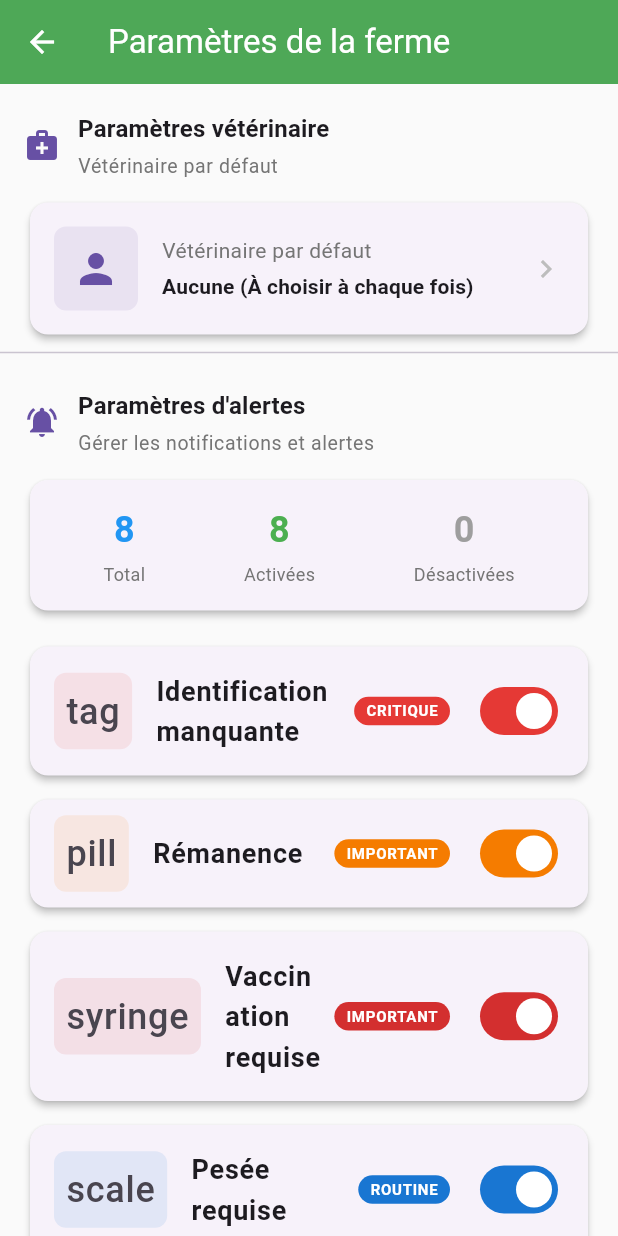
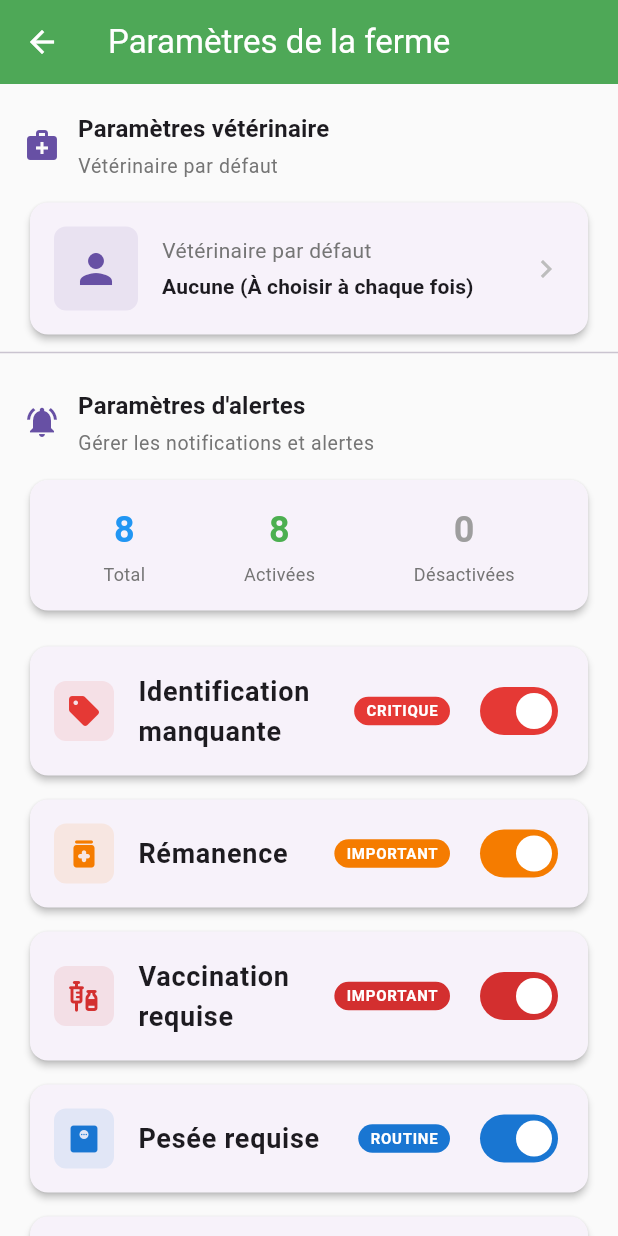
Before and after one commit to ecolealgerienne-ui/ani_tra, a Flutter app: the FarmSettingsScreen screen opened directly, scrolled down 576 dp, on a phone screen of 412 x 824 dp. Run offline on Flutter 3.47's test engine with Material 3 defaults, Android fonts, the phone set to English and light mode, and no system bars; our stand-ins replace drift, flutter_local_notifications, pdf, shared_preferences, timezone; missing offline and left inert: mobile_scanner, universal_html; accounts and stored records are empty; generated files the repository leaves out were written again.

Commit message:
Fix: Afficher icônes Flutter au lieu de noms texte pour les configs alertes
Ajout de _getIconFromName() pour mapper iconName vers IconData:
- pill -> medication_rounded
- scale -> monitor_weight_rounded
- syringe -> vaccines_rounded
- tag -> sell_rounded
- etc.

```diff
--- a/lib/screens/settings/farm_settings_screen.dart
+++ b/lib/screens/settings/farm_settings_screen.dart
@@ -983,6 +983,32 @@ class _AlertConfigItem extends StatelessWidget {
 
   const _AlertConfigItem({required this.config});
 
+  /// Mapper iconName vers IconData
+  IconData _getIconFromName(String iconName) {
+    switch (iconName) {
+      case 'pill':
+        return Icons.medication_rounded;
+      case 'scale':
+        return Icons.monitor_weight_rounded;
+      case 'syringe':
+        return Icons.vaccines_rounded;
+      case 'tag':
+        return Icons.sell_rounded;
+      case 'cloud_upload':
+        return Icons.cloud_sync_rounded;
+      case 'sync':
+        return Icons.sync_rounded;
+      case 'medication':
+        return Icons.healing_rounded;
+      case 'inventory':
+        return Icons.inventory_2_rounded;
+      case 'edit_note':
+        return Icons.edit_note_rounded;
+      default:
+        return Icons.notifications_rounded;
+    }
+  }
+
   @override
   Widget build(BuildContext context) {
     final l10n = AppLocalizations.of(context);
@@ -1015,9 +1041,10 @@ class _AlertConfigItem extends StatelessWidget {
               color: color.withValues(alpha: 0.1),
               borderRadius: BorderRadius.circular(AppConstants.borderRadiusMedium),
             ),
-            child: Text(
-              config.iconName,
-              style: const TextStyle(fontSize: 24),
+            child: Icon(
+              _getIconFromName(config.iconName),
+              color: color,
+              size: 24,
             ),
           ),
           title: Row(
```
